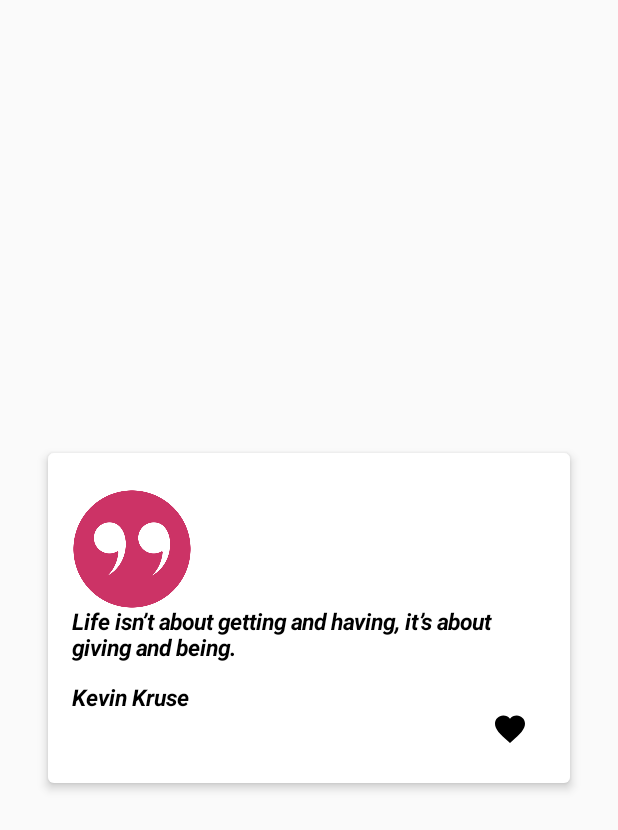
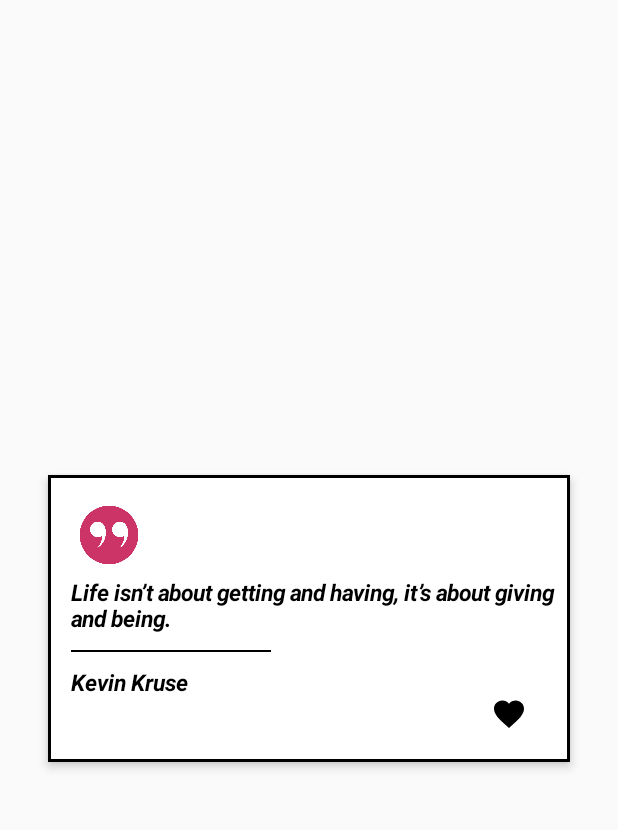
Before and after one commit to fenil09/Quotes_Jetpack, an Android app built with Jetpack Compose: the screen it shows after launch (MainActivity), after a tap on "Life isn’t about getting and having, it’", on a phone screen of 412 x 824 dp. Shown: the top 830 px of the screen. Run offline under Robolectric (Android 15) with nearby library versions, the phone set to English and light mode, and no system bars; our stand-ins replace Firebase (no records; nobody signed in at launch, a user with empty details on screens opened directly).

```diff
--- a/app/src/main/java/Screens/AppInfoScreen.kt
+++ b/app/src/main/java/Screens/AppInfoScreen.kt
@@ -32,6 +32,9 @@ fun SetupScreen(data:Array<QuotesData>,onclick:(quotesData:QuotesData)->Unit) {
             Row (verticalAlignment = Alignment.CenterVertically, modifier = Modifier.padding(start = 120.dp)){
                 Text(
                     text = "QuotesAPP",
+                    fontStyle = FontStyle.Italic,
+                    fontWeight = FontWeight.Bold,
+                    fontSize = 20.sp,
                     textAlign = TextAlign.Center
                 )
                 Spacer(modifier = Modifier.padding(50.dp))
--- a/app/src/main/java/Screens/QuoteDetail.kt
+++ b/app/src/main/java/Screens/QuoteDetail.kt
@@ -6,6 +6,8 @@ import Models.favouritQuote
 import android.widget.Toast
 import androidx.activity.compose.BackHandler
 import androidx.compose.foundation.Image
+import androidx.compose.foundation.background
+import androidx.compose.foundation.border
 import androidx.compose.foundation.clickable
 import androidx.compose.foundation.layout.*
 import androidx.compose.material.Card
@@ -17,6 +19,7 @@ import androidx.compose.ui.Alignment
 import androidx.compose.ui.Modifier
 import androidx.compose.ui.graphics.Color
 import androidx.compose.ui.graphics.ColorFilter
+import androidx.compose.ui.modifier.modifierLocalOf
 import androidx.compose.ui.platform.LocalContext
 import androidx.compose.ui.res.painterResource
 import androidx.compose.ui.text.font.FontStyle
@@ -51,37 +54,47 @@ fun QuoteDetail(quote:QuotesData){
         Card(
            elevation = 4.dp,
             modifier = Modifier.padding(32.dp)
+                .border(width = 2.dp, Color.Black)
         ){
             Column (
                 verticalArrangement = Arrangement.Center,
-                modifier = Modifier.padding(16.dp,24.dp)
+                modifier = Modifier.padding(start = 15.dp,top=20.dp)
                     .align(Alignment.Center)
             ){
                 Image(
                     painter = painterResource(R.drawable.quotes),
                     contentDescription = null,
                     modifier = Modifier
-                        .size(80.dp)
+                        .size(50.dp)
+                        .padding(bottom = 10.dp)
+
                 )
                 Text(
                    text=quote.quote,
                     fontStyle = FontStyle.Italic,
                     fontWeight = FontWeight.Bold,
-                    fontSize = 15.sp
+                    fontSize = 15.sp,
+                    modifier = Modifier.padding(end = 2.dp)
                 )
-                Spacer(modifier = Modifier.height(16.dp))
+                Spacer(modifier = Modifier.height(12.dp))
+                Box(
+                    modifier = Modifier.fillMaxWidth(.4f)
+                        .height(1.dp)
+                        .background(Color.Black)
+                )
+               Spacer(modifier = Modifier.height(12.dp))
                 Text(
                     text=quote.author,
                     fontStyle = FontStyle.Italic,
                     fontWeight = FontWeight.Bold,
-                    fontSize = 15.sp
+                    fontSize = 15.sp,
                 )
 
                 Image(
                     imageVector = Icons.Default.Favorite,
                     contentDescription = null,
                     colorFilter = ColorFilter.tint(Color.Black),
-                    modifier = Modifier.padding(start = 280.dp)
+                    modifier = Modifier.padding(start = 280.dp, bottom = 20.dp)
                         .clickable {
                           val FavouriteQuote=favouritQuote(favquote = quote.quote, favauthor = quote.author)
                           CoroutineScope(Dispatchers.IO).launch {
--- /dev/null
+++ b/app/src/main/res/drawable/baseline_cancel_24.xml
@@ -0,0 +1,5 @@
+<vector android:height="24dp" android:tint="#000000"
+    android:viewportHeight="24" android:viewportWidth="24"
+    android:width="24dp" xmlns:android="http://schemas.android.com/apk/res/android">
+    <path android:fillColor="@android:color/white" android:pathData="M12,2C6.47,2 2,6.47 2,12s4.47,10 10,10 10,-4.47 10,-10S17.53,2 12,2zM17,15.59L15.59,17 12,13.41 8.41,17 7,15.59 10.59,12 7,8.41 8.41,7 12,10.59 15.59,7 17,8.41 13.41,12 17,15.59z"/>
+</vector>
```
Also changed, not shown: app/src/main/java/com/compose/quotes_jetpack/MainActivity2.kt (+107 -29 lines).
